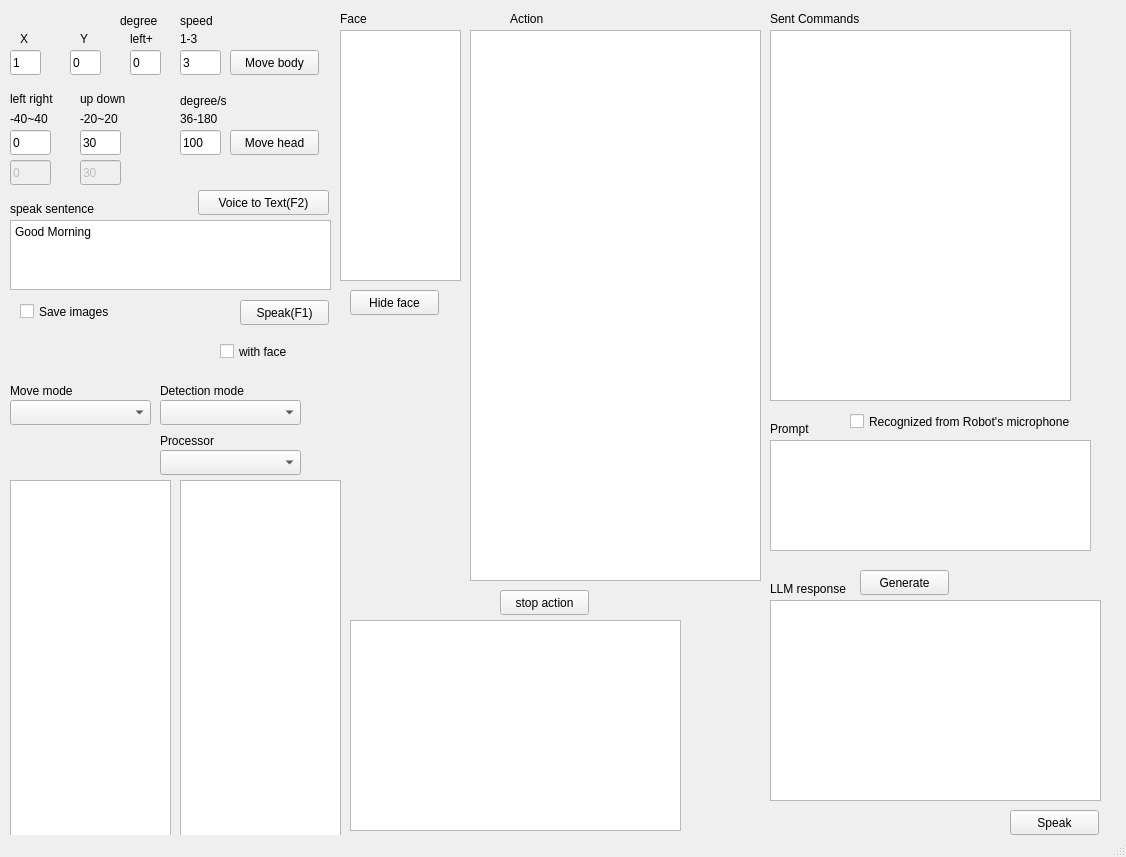
Qt form Server3-Kebbi/mainwindow.ui (yangchihyuan/RobotNurseHelper) before a commit.
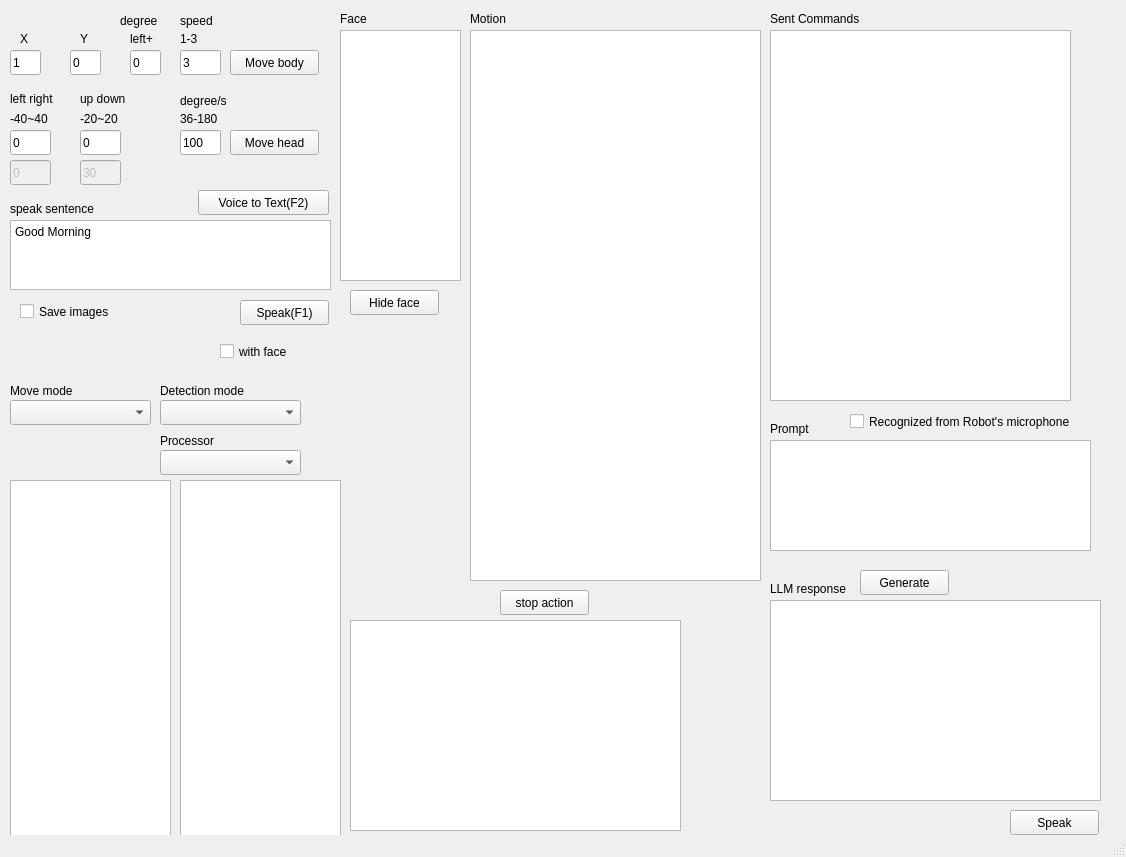
The same form after that commit.

The edit to the form file:
```diff
--- a/Server3-Kebbi/mainwindow.ui
+++ b/Server3-Kebbi/mainwindow.ui
@@ -258,7 +258,7 @@
      </rect>
     </property>
     <property name="text">
-     <string>30</string>
+     <string>0</string>
     </property>
    </widget>
    <widget class="QLineEdit" name="lineEdit_headspeed">
@@ -404,14 +404,14 @@
    <widget class="QLabel" name="label_22">
     <property name="geometry">
      <rect>
-      <x>510</x>
+      <x>470</x>
       <y>10</y>
       <width>91</width>
       <height>17</height>
      </rect>
     </property>
     <property name="text">
-     <string>Action</string>
+     <string>Motion</string>
     </property>
    </widget>
    <widget class="QPlainTextEdit" name="plainTextEdit_SentCommands">
```
